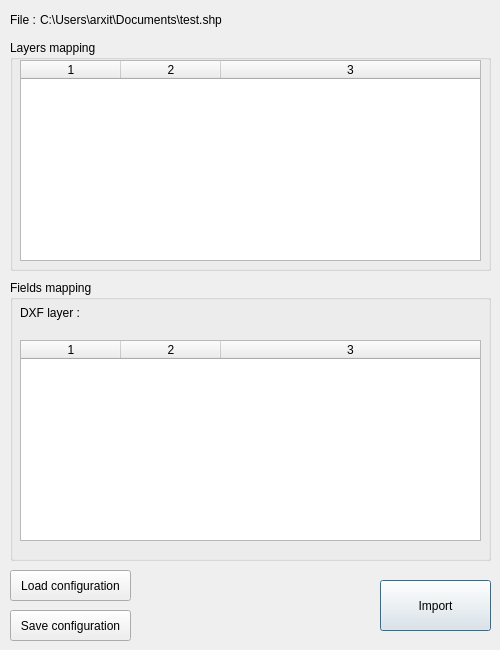
Before: the Qt Designer form widgets/import_data/import_dxf_dialog.ui in Geoportail-Luxembourg/qgis-pag-plugin, drawn with Qt 5.
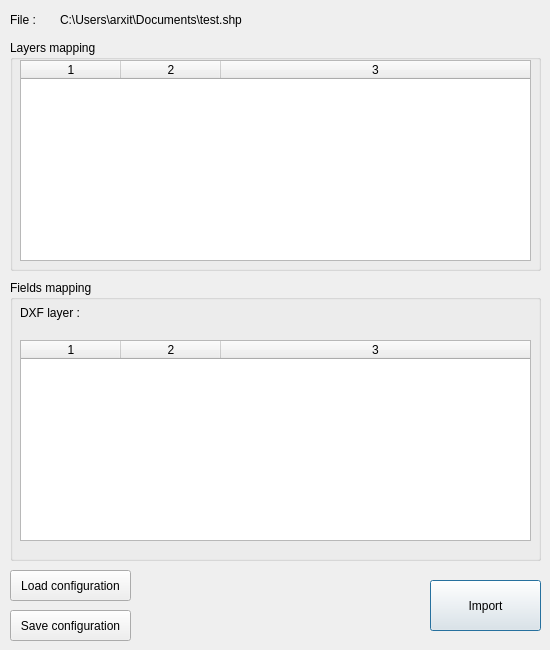
After: the same form once the commit is applied.

What changed in the file:
```diff
--- a/widgets/import_data/import_dxf_dialog.ui
+++ b/widgets/import_data/import_dxf_dialog.ui
@@ -6,7 +6,7 @@
    <rect>
     <x>0</x>
     <y>0</y>
-    <width>500</width>
+    <width>550</width>
     <height>650</height>
    </rect>
   </property>
@@ -22,9 +22,9 @@
   <widget class="QLabel" name="lblFilename">
    <property name="geometry">
     <rect>
-     <x>40</x>
+     <x>60</x>
      <y>10</y>
-     <width>451</width>
+     <width>481</width>
      <height>20</height>
     </rect>
    </property>
@@ -35,7 +35,7 @@
   <widget class="QPushButton" name="btnImport">
    <property name="geometry">
     <rect>
-     <x>380</x>
+     <x>430</x>
      <y>580</y>
      <width>111</width>
      <height>51</height>
@@ -79,7 +79,7 @@
     <rect>
      <x>10</x>
      <y>10</y>
-     <width>46</width>
+     <width>41</width>
      <height>20</height>
     </rect>
    </property>
@@ -92,7 +92,7 @@
     <rect>
      <x>10</x>
      <y>40</y>
-     <width>481</width>
+     <width>531</width>
      <height>231</height>
     </rect>
    </property>
@@ -104,7 +104,7 @@
      <rect>
       <x>10</x>
       <y>20</y>
-      <width>461</width>
+      <width>511</width>
       <height>201</height>
      </rect>
     </property>
@@ -130,7 +130,7 @@
     <rect>
      <x>10</x>
      <y>280</y>
-     <width>481</width>
+     <width>531</width>
      <height>281</height>
     </rect>
    </property>
@@ -142,7 +142,7 @@
      <rect>
       <x>10</x>
       <y>25</y>
-      <width>61</width>
+      <width>511</width>
       <height>16</height>
      </rect>
     </property>
@@ -155,7 +155,7 @@
      <rect>
       <x>10</x>
       <y>60</y>
-      <width>461</width>
+      <width>511</width>
       <height>201</height>
      </rect>
     </property>
```
Left out of the diff: 25 changed lines with no effect on the pictures.
